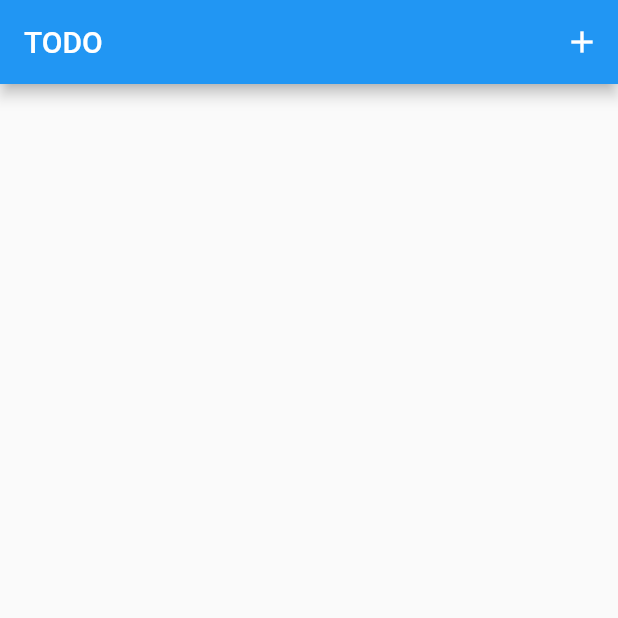
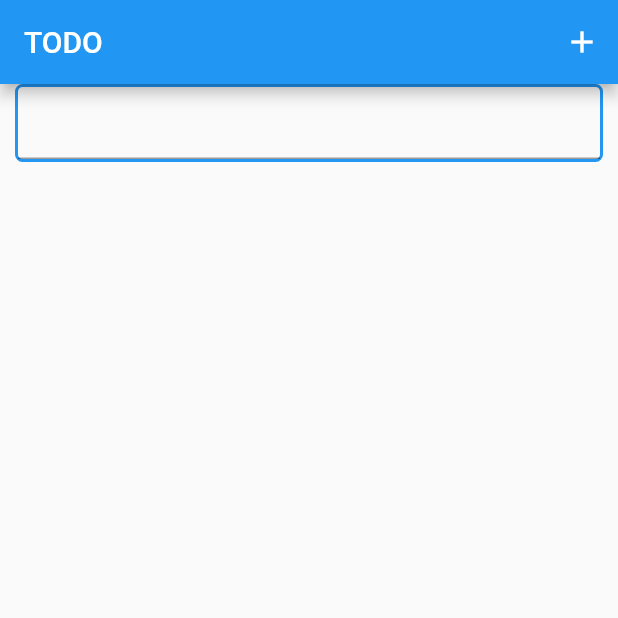
Before and after one commit to victorgbd/todoapp, a Flutter app: the MyHomePage screen opened by its route, on a phone screen of 412 x 824 dp, the top half of it. Run offline on Flutter 3.47's test engine with Material 2 defaults, Android fonts, the phone set to English and light mode, and no system bars; drawn by our look-alikes of loader_overlay; our stand-ins replace flutter_form_builder, form_builder_validators, go_router, hive, hive_flutter, hooks_riverpod; accounts and stored records are empty.

Commit message:
search add

```diff
--- a/lib/main.dart
+++ b/lib/main.dart
@@ -23,7 +23,6 @@ Future<void> main() async {
 class MyApp extends ConsumerWidget {
   const MyApp({Key? key}) : super(key: key);
 
-
   @override
   Widget build(BuildContext context, WidgetRef ref) {
     final router = ref.watch(routerProvider);
@@ -37,7 +36,6 @@ class MyApp extends ConsumerWidget {
         theme: ThemeData(
           primarySwatch: Colors.blue,
         ),
-
         routeInformationProvider: router.routeInformationProvider,
         routeInformationParser: router.routeInformationParser,
         routerDelegate: router.routerDelegate,
@@ -70,6 +68,8 @@ class HomePage extends StatelessWidget {
   }
 }
 
+final searchProvider = StateProvider<String>((ref) => '');
+
 class MyHomePage extends ConsumerStatefulWidget {
   const MyHomePage({Key? key}) : super(key: key);
 
@@ -94,6 +94,16 @@ class _MyHomePageState extends ConsumerState<MyHomePage> {
 
   final DateFormat formatterdate = DateFormat('MM/dd/yyyy');
   final DateFormat formattertime = DateFormat('hh:mm:ss');
+  final controller = TextEditingController();
+
+  final filterProvider = Provider<List<TodoModel>>((ref) {
+    final todos = ref.watch(todoNotifierProvider) ?? [];
+    final search = ref.watch(searchProvider);
+
+    return todos
+        .where((element) => element.content.toLowerCase().contains(search))
+        .toList();
+  });
 
   @override
   Widget build(BuildContext context) {
@@ -101,7 +111,8 @@ class _MyHomePageState extends ConsumerState<MyHomePage> {
       isLoading ? context.loaderOverlay.show() : context.loaderOverlay.hide();
     });
 
-    final todos = ref.watch(todoNotifierProvider) ?? [];
+    final todos = ref.watch(filterProvider);
+
     final screenSize = MediaQuery.of(context).size;
     return Scaffold(
       appBar: AppBar(
@@ -116,7 +127,24 @@ class _MyHomePageState extends ConsumerState<MyHomePage> {
           )
         ],
       ),
-      body: Center(
+      body: Column(
+        children: [
+          Padding(
+            padding: const EdgeInsets.symmetric(horizontal: 10.0),
+            child: Container(
+              decoration: BoxDecoration(
+                  borderRadius: BorderRadius.circular(5.0),
+                  border: Border.all(
+                      color: Theme.of(context).primaryColor, width: 2.0)),
+              child: TextField(
+                controller: controller,
+                onChanged: (value) =>
+                    ref.read(searchProvider.notifier).state = value,
+              ),
+            ),
+          ),
+          Expanded(
+            child: Center(
               child: ListView.builder(
                   itemCount: todos.length,
                   itemBuilder: (context, index) {
@@ -134,10 +162,12 @@ class _MyHomePageState extends ConsumerState<MyHomePage> {
                                   child: Text(
                                     todos.elementAt(index).content,
                                     style: const TextStyle(
-                                  fontWeight: FontWeight.w900, fontSize: 20.0),
+                                        fontWeight: FontWeight.w900,
+                                        fontSize: 20.0),
                                   )),
                               Padding(
-                          padding: const EdgeInsets.symmetric(vertical: 5.0),
+                                padding:
+                                    const EdgeInsets.symmetric(vertical: 5.0),
                                 child: SizedBox(
                                     width: screenSize.width * 0.62,
                                     child: Text(
@@ -182,7 +212,9 @@ class _MyHomePageState extends ConsumerState<MyHomePage> {
                     );
                   }),
             ),
-
+          ),
+        ],
+      ),
     );
   }
 }
```
Lines whose indentation alone changed are shown as unchanged.
